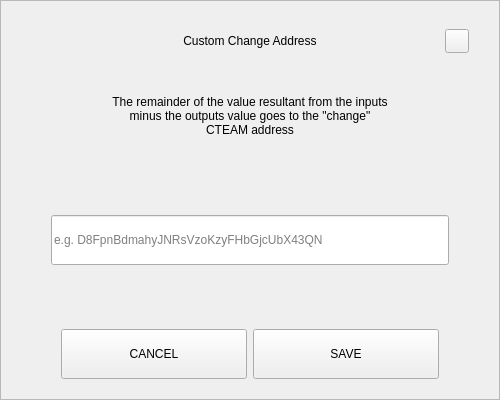
Old version of the form src/qt/forms/sendchangeaddressdialog.ui in the repository OrganicLifeCoin/OrganLife-Core.
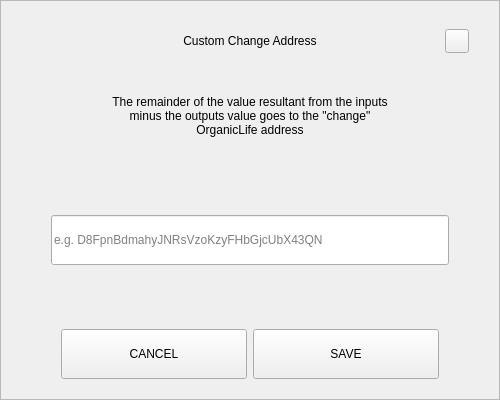
New version of the form.

Commit message: Phase 2: rebrand CTEAM/pivx -> OrganicLife Coin (OLC); rename binaries and sources

The edit to the form file:
```diff
--- a/src/qt/forms/sendchangeaddressdialog.ui
+++ b/src/qt/forms/sendchangeaddressdialog.ui
@@ -164,7 +164,7 @@
          </size>
         </property>
         <property name="text">
-         <string>The remainder of the value resultant from the inputs minus the outputs value goes to the &quot;change&quot; CTEAM address</string>
+         <string>The remainder of the value resultant from the inputs minus the outputs value goes to the &quot;change&quot; OrganicLife address</string>
         </property>
         <property name="alignment">
          <set>Qt::AlignCenter</set>
```
The commit also changes 505 other files.
